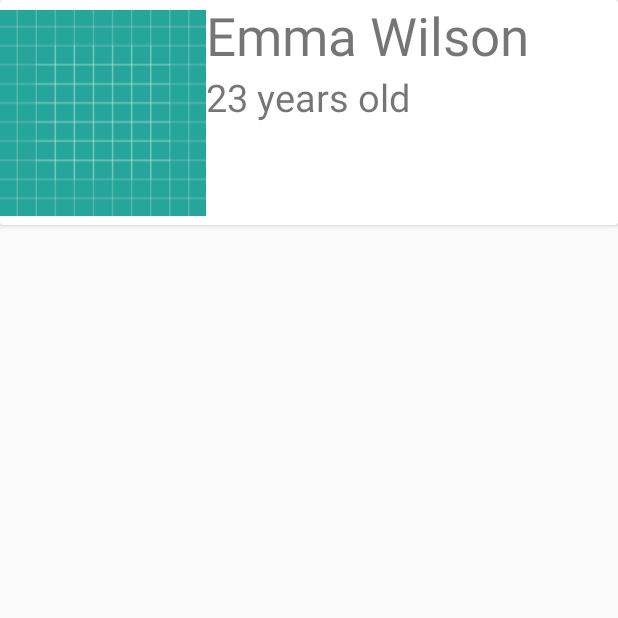
After one commit to lichtstrahl/ivor, an Android app: the MsgActivity screen opened directly, with no data from a screen before it, on a phone screen of 412 x 824 dp, the top half of it. The commit adds this screen. Run offline under Robolectric (Android 15) with nearby library versions, the phone set to English and light mode, and no system bars; our stand-ins replace Room's generated code; libraries missing offline, so code that uses them is left out: com.facebook.stetho; 2 statements that could not run were skipped.

Commit message:
Добавил MsgActivity, на котором пока всего одна CardView

```diff
--- a/app/build.gradle
+++ b/app/build.gradle
@@ -21,6 +21,7 @@ android {
 dependencies {
     implementation fileTree(dir: 'libs', include: ['*.jar'])
     implementation 'com.android.support:appcompat-v7:28.0.0-alpha3'
+    implementation 'com.android.support:cardview-v7:28.0.0-alpha3'
     implementation 'com.android.support.constraint:constraint-layout:1.1.1'
 
     // Butter Knife
@@ -41,13 +42,12 @@ dependencies {
     implementation 'com.sun.mail:android-mail:1.6.0'
     implementation 'com.sun.mail:android-activation:1.6.0'
 
+
     // Test
     testImplementation 'junit:junit:4.12'
     androidTestImplementation 'com.android.support.test:runner:1.0.2'
     androidTestImplementation 'com.android.support.test.espresso:espresso-core:3.0.2'
 
-
-
     // Foreign API
     api project(path: ':lib')
 }
--- a/app/src/main/AndroidManifest.xml
+++ b/app/src/main/AndroidManifest.xml
@@ -10,7 +10,6 @@
         android:roundIcon="@mipmap/ic_launcher_round"
         android:supportsRtl="true"
         android:theme="@style/AppTheme">
-        <activity android:name=".MainActivity"></activity>
         <activity android:name=".LoginActivity">
             <intent-filter>
                 <action android:name="android.intent.action.MAIN" />
@@ -18,7 +17,8 @@
                 <category android:name="android.intent.category.LAUNCHER" />
             </intent-filter>
         </activity>
-        <activity android:name=".RegisterActivity"></activity>
+        <activity android:name=".RegisterActivity" />
+        <activity android:name=".MsgActivity"></activity>
     </application>
 
 </manifest>
--- a/app/src/main/java/Users/UserDao.java
+++ b/app/src/main/java/Users/UserDao.java
@@ -17,10 +17,11 @@ public interface UserDao {
     void deleteAll();
 
     @Query("SELECT * FROM User WHERE id = :id")
-    User getUser(int id);
+    User getUser(long id);
 
     @Query("SELECT * FROM User WHERE login = :login AND pass = :password")
     User getUser(String login, String password);
+
 
     @Insert
     void insert(User u);
--- a/app/src/main/java/root/ivatio/App.java
+++ b/app/src/main/java/root/ivatio/App.java
@@ -11,10 +11,14 @@ public class App extends Application {
     public static AppDatabase getDB() {
         return DB;
     }
-
     public static String getDBName() {
         return nameDB;
     }
+
+    public static long SUPER_USER_INDEX = 2;
+
+    // Коды для передачи парметров между Activity
+    public static final String USER_INDEX = "USER_INDEX";
 
     @Override
     public void onCreate() {
--- /dev/null
+++ b/app/src/main/java/root/ivatio/MsgActivity.java
@@ -0,0 +1,22 @@
+package root.ivatio;
+
+import android.content.Intent;
+import android.support.v7.app.AppCompatActivity;
+import android.os.Bundle;
+import android.widget.TextView;
+
+import Users.User;
+
+public class MsgActivity extends AppCompatActivity {
+
+    private User user;
+
+    @Override
+    protected void onCreate(Bundle savedInstanceState) {
+        super.onCreate(savedInstanceState);
+        setContentView(R.layout.activity_msg);
+        user = App.getDB().getUserDao().getUser(getIntent().getLongExtra(App.USER_INDEX, App.SUPER_USER_INDEX));
+        ((TextView)findViewById(R.id.personName)).setText(user.realName);
+        ((TextView)findViewById(R.id.personAge)).setText(String.valueOf(user.age));
+    }
+}
--- /dev/null
+++ b/app/src/main/res/layout/activity_msg.xml
@@ -0,0 +1,50 @@
+<?xml version="1.0" encoding="utf-8"?>
+<LinearLayout
+    xmlns:android="http://schemas.android.com/apk/res/android"
+    xmlns:app="http://schemas.android.com/apk/res-auto"
+    xmlns:tools="http://schemas.android.com/tools"
+    android:layout_width="match_parent"
+    android:layout_height="match_parent"
+    android:orientation="vertical">
+
+    <android.support.v7.widget.CardView
+        xmlns:card_view="http://schemas.android.com/apk/res-auto"
+        android:layout_width="match_parent"
+        android:layout_height="150sp">
+
+        <LinearLayout
+            android:layout_width="match_parent"
+            android:layout_height="match_parent"
+            android:orientation="horizontal">
+
+            <ImageView
+                android:id="@+id/personPhoto"
+                android:layout_width="wrap_content"
+                android:layout_height="match_parent"
+                android:layout_weight="1"
+                android:src="@drawable/ic_launcher_background"/>
+            <LinearLayout
+                android:layout_width="wrap_content"
+                android:layout_height="wrap_content"
+                android:layout_weight="2"
+                android:orientation="vertical">
+                <TextView
+                    android:id="@+id/personName"
+                    android:layout_width="match_parent"
+                    android:layout_height="wrap_content"
+                    android:layout_weight="1"
+                    android:textSize="35sp"
+                    android:text="Emma Wilson"/>
+                <TextView
+                    android:id="@+id/personAge"
+                    android:layout_width="match_parent"
+                    android:layout_height="wrap_content"
+                    android:layout_weight="1"
+                    android:textSize="25sp"
+                    android:text="23 years old"/>
+            </LinearLayout>
+
+        </LinearLayout>
+
+    </android.support.v7.widget.CardView>
+</LinearLayout>
--- a/app/src/main/res/values/styles.xml
+++ b/app/src/main/res/values/styles.xml
@@ -11,4 +11,5 @@
         <item name="colorControlHighlight">#FFF</item>
     </style>
 
+
 </resources>
```
Also changed, not shown: app/src/main/java/root/ivatio/LoginActivity.java (+5 -2 lines), app/src/main/java/root/ivatio/MainActivity.java (deleted, +0 -86 lines), app/src/main/res/layout/activity_main.xml (deleted, +0 -55 lines), lib/build.gradle (added, +8 -0 lines), lib/src/main/java/iv/lib/MyClass.java (added, +7 -0 lines), 1 other file.
